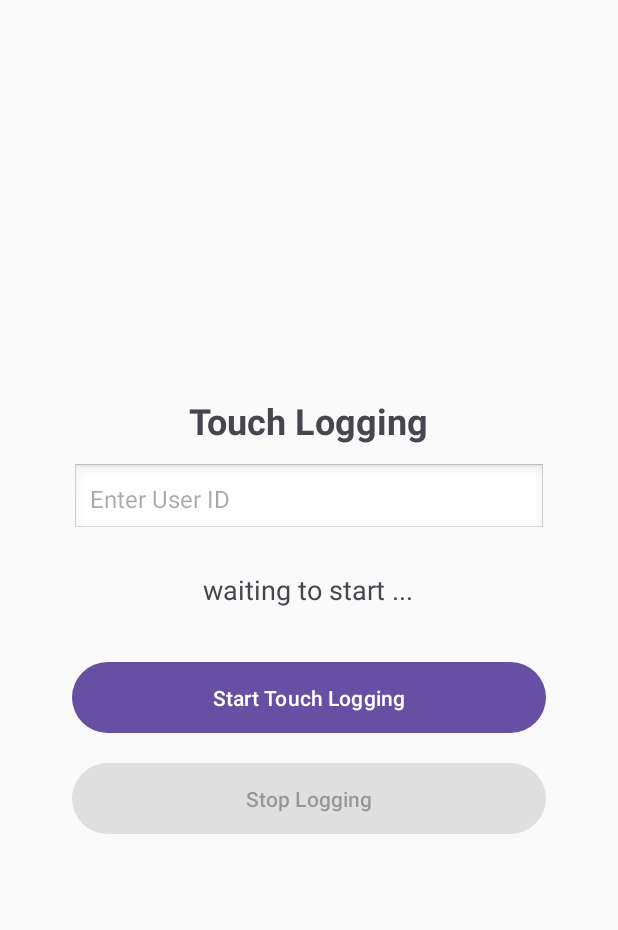
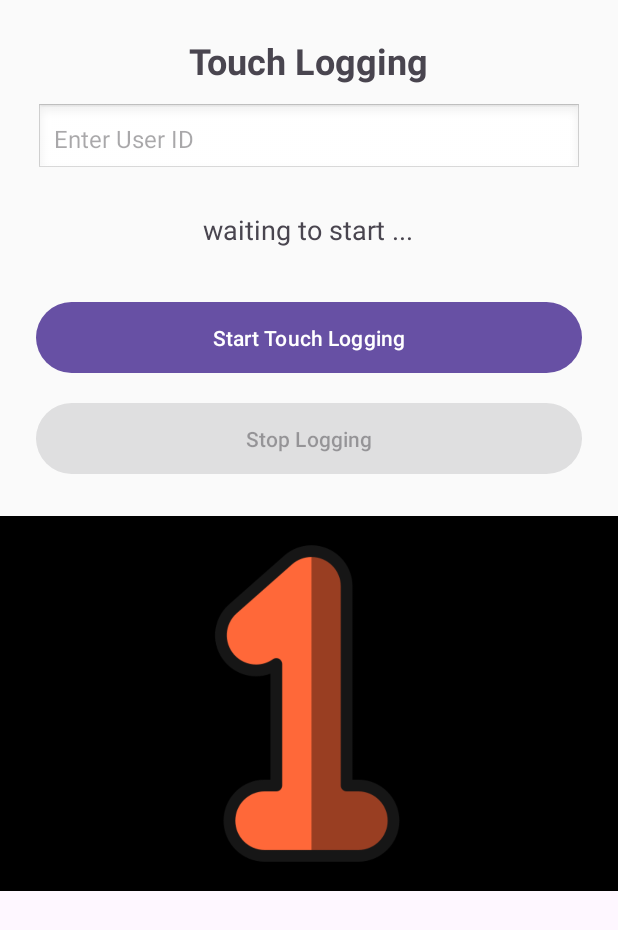
Before and after one commit to MarekBs/DP_25, an Android app: the BehametricsTouchFragment screen opened through its navigation route, on a phone screen of 412 x 824 dp. Shown: the top 930 px of the screen. Run offline under Robolectric (Android 15) with nearby library versions, the phone set to English and light mode, and no system bars; our stand-ins replace Firebase (no records; nobody signed in at launch, a user with empty details on screens opened directly); libraries missing offline, so code that uses them is left out: com.behametrics.logger.

Commit message:
gallery for touch added

```diff
--- a/app/build.gradle.kts
+++ b/app/build.gradle.kts
@@ -47,6 +47,7 @@
 
 
     implementation("androidx.lifecycle:lifecycle-viewmodel-ktx:2.8.4")
+    implementation("androidx.viewpager2:viewpager2:1.0.0")
     implementation("androidx.fragment:fragment-ktx:1.8.4")
     implementation(libs.androidx.core.ktx)
     implementation(libs.androidx.appcompat)
--- /dev/null
+++ b/app/src/main/java/com/example/dp_app/adapters/ImageAdapter.kt
@@ -0,0 +1,31 @@
+package com.example.dp_app.adapters
+
+import android.view.ViewGroup
+import android.view.ViewGroup.LayoutParams.MATCH_PARENT
+import android.widget.ImageView
+import androidx.recyclerview.widget.RecyclerView
+
+class ImageAdapter(private val images: List<Int>) :
+    RecyclerView.Adapter<ImageAdapter.ImageViewHolder>() {
+
+    class ImageViewHolder(val imageView: ImageView) :
+        RecyclerView.ViewHolder(imageView)
+
+    override fun onCreateViewHolder(parent: ViewGroup, viewType: Int): ImageViewHolder {
+        val imageView = ImageView(parent.context).apply {
+            layoutParams = ViewGroup.LayoutParams(
+                ViewGroup.LayoutParams.MATCH_PARENT,
+                ViewGroup.LayoutParams.MATCH_PARENT
+            )
+            scaleType = ImageView.ScaleType.CENTER_CROP
+            adjustViewBounds = true
+        }
+        return ImageViewHolder(imageView)
+    }
+
+    override fun onBindViewHolder(holder: ImageViewHolder, position: Int) {
+        holder.imageView.setImageResource(images[position])
+    }
+
+    override fun getItemCount() = images.size
+}
--- a/app/src/main/java/com/example/dp_app/fragments/BehametricsTouchFragment.kt
+++ b/app/src/main/java/com/example/dp_app/fragments/BehametricsTouchFragment.kt
@@ -11,6 +11,8 @@
 import androidx.fragment.app.viewModels
 import com.google.firebase.storage.FirebaseStorage
 import android.net.Uri
+import com.example.dp_app.adapters.ImageAdapter
+import androidx.viewpager2.widget.ViewPager2
 import java.io.File
 
 class BehametricsTouchFragment : Fragment() {
@@ -28,13 +30,19 @@
         savedInstanceState: Bundle?
     ): View {
 
-        val view = inflater.inflate(R.layout.fragment_touch, container, false)
+        return inflater.inflate(R.layout.fragment_touch, container, false)
+    }
 
+    override fun onViewCreated(view: View, savedInstanceState: Bundle?) {
+        super.onViewCreated(view, savedInstanceState)
+
+        // Nájdenie UI prvkov
         statusText = view.findViewById(R.id.status_text)
         startButton = view.findViewById(R.id.start_button)
         stopButton = view.findViewById(R.id.stop_button)
         idInput = view.findViewById(R.id.idInput)
 
+        // ViewModel init
         viewModel.init(requireContext())
 
         viewModel.status.observe(viewLifecycleOwner) {
@@ -55,9 +63,17 @@
             uploadTouchLogs()
         }
 
-        return view
+        val images = listOf(
+            R.drawable.num1,
+            R.drawable.num2,
+            R.drawable.num3,
+            R.drawable.num4,
+            R.drawable.num5
+        )
+
+        val viewPager = view.findViewById<ViewPager2>(R.id.viewPager)
+        viewPager.adapter = ImageAdapter(images)
     }
-
 
     private fun uploadTouchLogs() {
         val logDir = File(requireContext().filesDir, "logs")
@@ -68,7 +84,6 @@
             return
         }
 
-        // filter only touch logs
         val files = logDir.listFiles()
             ?.filter { it.name.contains("touch", ignoreCase = true) }
             ?: emptyList()
@@ -93,19 +108,16 @@
         }
     }
 
-
     private fun uploadToFirebaseTouch(file: File, id: String, onFinish: () -> Unit) {
         val storage = FirebaseStorage.getInstance()
         val uri = Uri.fromFile(file)
 
         val filename = "${id}_${file.name}"
-
         val ref = storage.reference.child("touch_logs/$filename")
 
         ref.putFile(uri)
             .addOnSuccessListener {
-                // Clear file content, keep file for next logging
-                file.writeText("")
+                file.writeText("")  // flush
                 onFinish()
             }
             .addOnFailureListener {
--- a/app/src/main/res/layout/fragment_touch.xml
+++ b/app/src/main/res/layout/fragment_touch.xml
@@ -1,17 +1,20 @@
 <?xml version="1.0" encoding="utf-8"?>
-<ScrollView xmlns:android="http://schemas.android.com/apk/res/android"
+<LinearLayout xmlns:android="http://schemas.android.com/apk/res/android"
+    android:orientation="vertical"
     android:layout_width="match_parent"
-    android:layout_height="match_parent"
+    android:layout_height="match_parent">
+
+    <ScrollView
+        android:layout_width="match_parent"
+        android:layout_height="wrap_content"
         android:padding="24dp"
         android:background="#FAFAFA">
 
         <LinearLayout
             android:orientation="vertical"
-        android:gravity="center"
-        android:layout_gravity="center"
             android:layout_width="match_parent"
-        android:layout_height="match_parent"
-        android:padding="24dp">
+            android:layout_height="wrap_content"
+            android:gravity="center">
 
             <TextView
                 android:id="@+id/title_text"
@@ -60,4 +63,12 @@
                 android:layout_marginTop="12dp" />
 
         </LinearLayout>
+
     </ScrollView>
+
+    <androidx.viewpager2.widget.ViewPager2
+        android:id="@+id/viewPager"
+        android:layout_width="match_parent"
+        android:layout_height="250dp"
+        android:background="#000000" />
+</LinearLayout>
```
Also changed, not shown: app/src/main/res/drawable/num1.png (added), app/src/main/res/drawable/num2.png (added), app/src/main/res/drawable/num3.png (added), app/src/main/res/drawable/num4.png (added), app/src/main/res/drawable/num5.png (added). Lines whose indentation alone changed are shown as unchanged.
